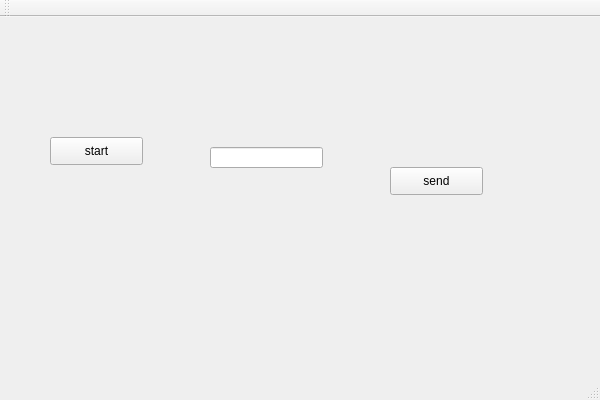
The window that QtNetworkServer/qtnetworkserver.ui (wangyongfang123/QtNetworkClient) describes before a commit, drawn with Qt 5.
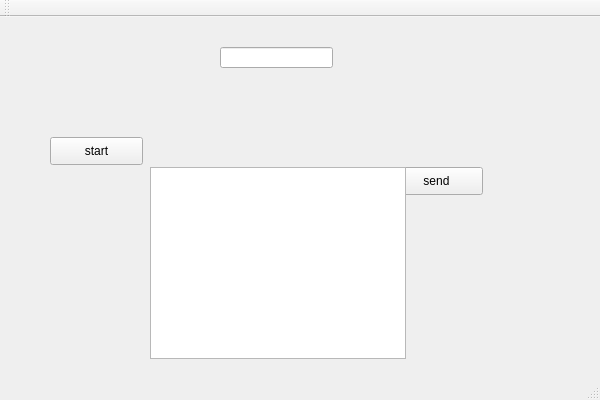
The same window after the commit.

Diff of the .ui file:
```diff
--- a/QtNetworkServer/qtnetworkserver.ui
+++ b/QtNetworkServer/qtnetworkserver.ui
@@ -43,13 +43,23 @@
    <widget class="QLineEdit" name="lineEdit">
     <property name="geometry">
      <rect>
-      <x>210</x>
-      <y>130</y>
+      <x>220</x>
+      <y>30</y>
       <width>113</width>
       <height>21</height>
      </rect>
     </property>
    </widget>
+   <widget class="QListWidget" name="lwUsers">
+    <property name="geometry">
+     <rect>
+      <x>150</x>
+      <y>150</y>
+      <width>256</width>
+      <height>192</height>
+     </rect>
+    </property>
+   </widget>
   </widget>
   <widget class="QMenuBar" name="menuBar">
    <property name="geometry">
```
